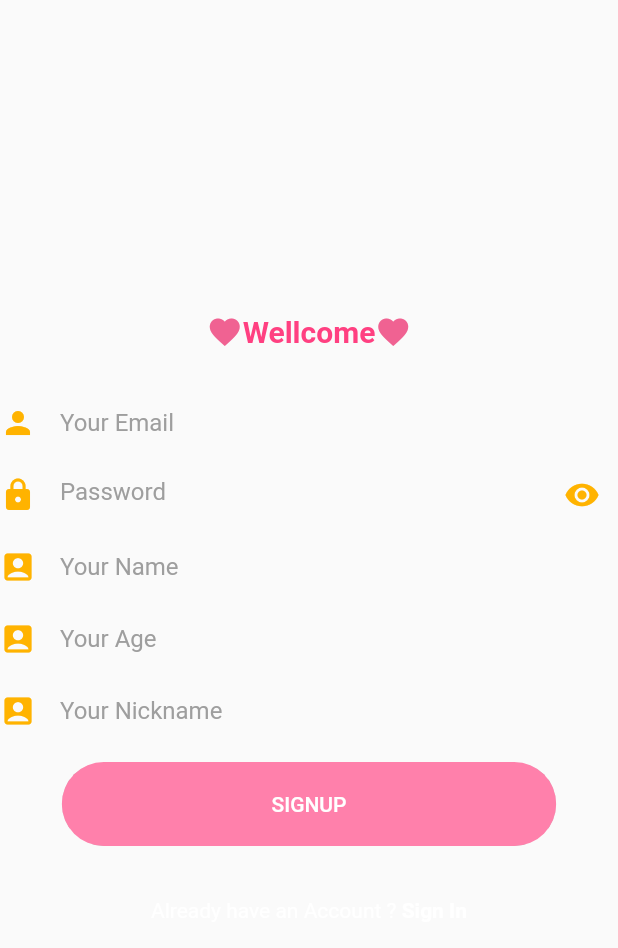
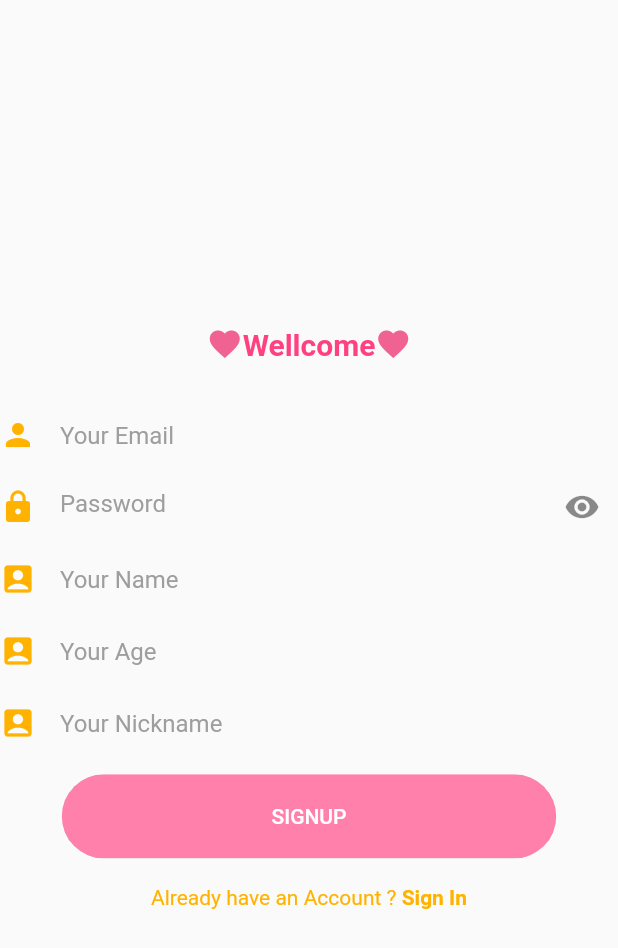
Before and after one commit to songyoungwoon/Flutter_Project_ReviewService_HookiLg, a Flutter app: the LoginScreen screen opened directly, after a tap on "Sign Up", on a phone screen of 412 x 824 dp. Shown: the top 948 px of the screen. Run offline on Flutter 3.47's test engine with Material 2 defaults, Android fonts, the phone set to English and light mode, and no system bars; our stand-ins replace carousel_slider, cloud_firestore, firebase_auth, firebase_core, flutter_html, flutter_svg and 1 more; accounts and stored records are empty; network calls fail.

Commit message:
fix login_page

```diff
--- a/lib/components/already_have_an_account_acheck.dart
+++ b/lib/components/already_have_an_account_acheck.dart
@@ -16,14 +16,14 @@ class AlreadyHaveAnAccountCheck extends StatelessWidget {
       children: <Widget>[
         Text(
           login ? "Don’t have an Account ? " : "Already have an Account ? ",
-          style: TextStyle(color: Colors.white),
+          style: TextStyle(color: Colors.amber[600]),
         ),
         GestureDetector(
           onTap: press,
           child: Text(
             login ? "Sign Up" : "Sign In",
             style: TextStyle(
-              color: Colors.white,
+              color: Colors.amber[600],
               fontWeight: FontWeight.bold,
             ),
           ),
--- a/lib/components/rounded_password_field.dart
+++ b/lib/components/rounded_password_field.dart
@@ -15,11 +15,12 @@ class RoundedPasswordField extends StatelessWidget {
 
   @override
   Widget build(BuildContext context) {
+    bool _isobscure = true;
     return TextFieldContainer(
       child: TextField(
         controller: controller,
         style: TextStyle(color: Colors.black),
-        obscureText: true,
+        obscureText: _isobscure, //비밀번호가 보이냐 안보이냐
         onChanged: onChanged,
         cursorColor: kPrimaryColor,
         decoration: InputDecoration(
@@ -29,9 +30,14 @@ class RoundedPasswordField extends StatelessWidget {
             Icons.lock,
             color: Colors.amber[600],
           ),
-          suffixIcon: Icon(
-            Icons.visibility,
-            color: Colors.amber[600],
+          suffixIcon: IconButton(
+            icon: Icon(
+              _isobscure ? Icons.visibility : Icons.visibility_off),
+            onPressed: () {
+              /*setState(() {
+                _isobscure = !_isobscure;
+              });*/
+            },
           ),
           border: InputBorder.none,
         ),
--- a/lib/screen/Login/components/body.dart
+++ b/lib/screen/Login/components/body.dart
@@ -60,7 +60,7 @@ class Body extends StatelessWidget {
                   });
                 },
               ),
-              SizedBox(height: size.height * 0.03),
+              SizedBox(height: size.height * 0.01),
               AlreadyHaveAnAccountCheck(
                 press: () {
                   Navigator.push(
--- a/lib/screen/Signup/components/body.dart
+++ b/lib/screen/Signup/components/body.dart
@@ -122,7 +122,7 @@ class Body extends StatelessWidget {
                 );
               },
             ),
-            SizedBox(height: size.height * 0.03),
+            SizedBox(height: size.height * 0.01),
             AlreadyHaveAnAccountCheck(
               login: false,
               press: () {
```
Also changed, not shown: lib/screen/my_page.dart (+8 -1 lines).
